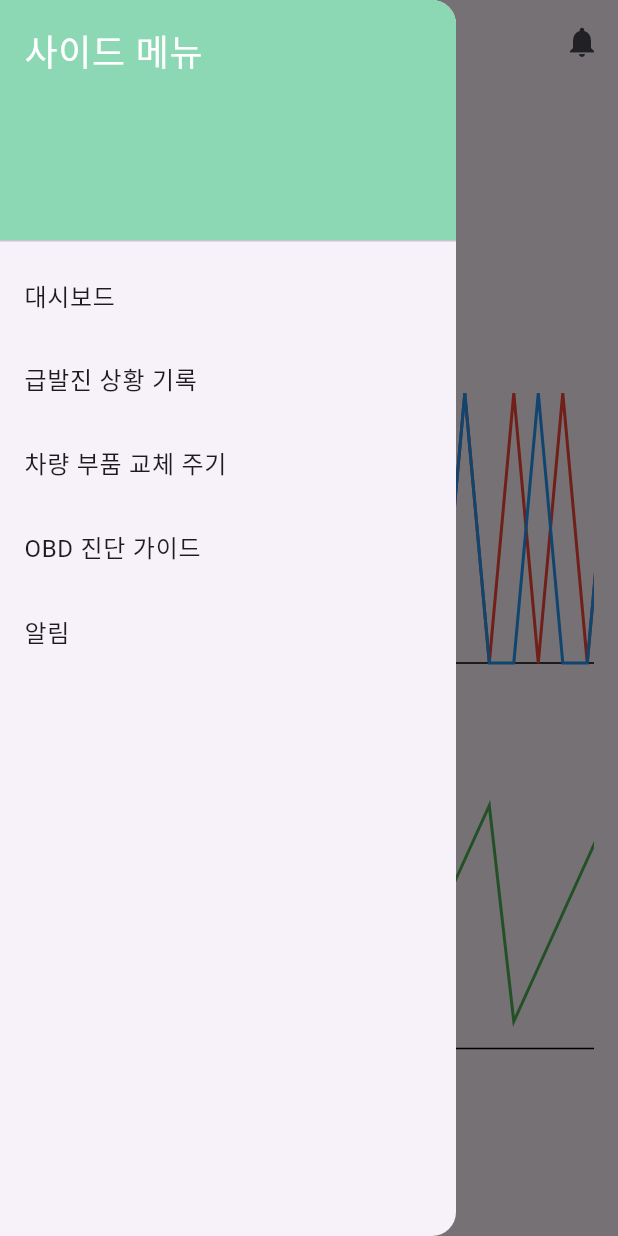
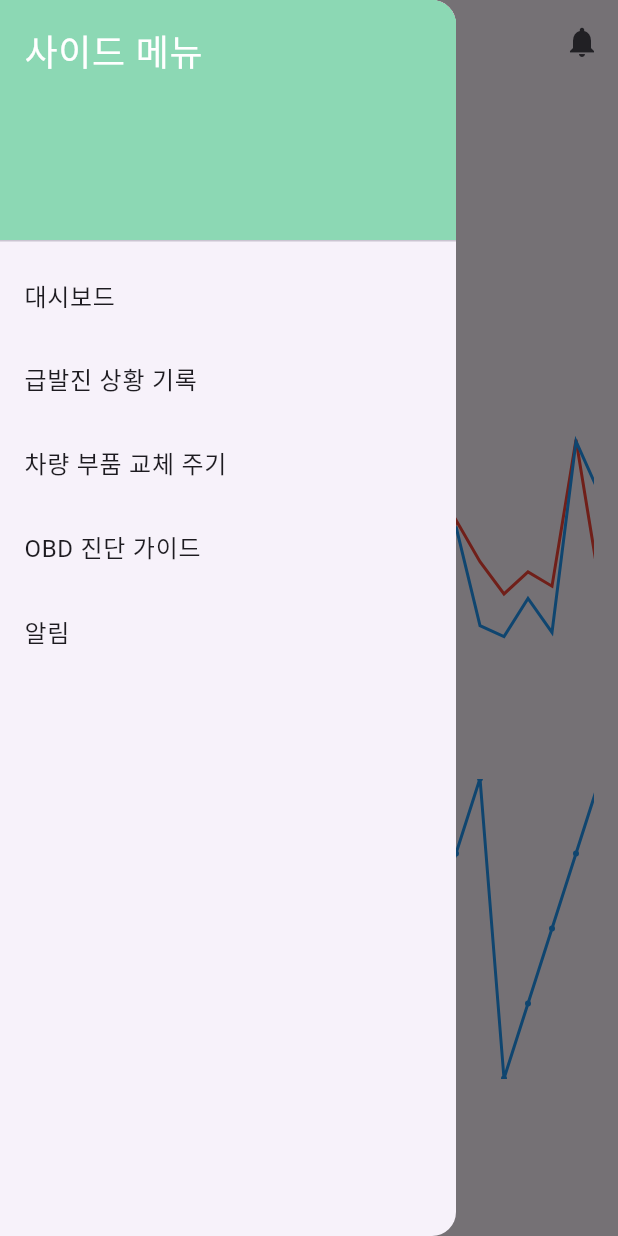
Before and after one commit to Sl0wmon/Frontend, a Flutter app: the RecordPage screen opened by its route, in the side drawer, after a tap on the "menu" icon, on a phone screen of 412 x 824 dp. Run offline on Flutter 3.47's test engine with Material 3 defaults, Android fonts, the phone set to English and light mode, and no system bars; network calls fail.

Commit message:
채히야 도와줘

```diff
--- a/lib/main.dart
+++ b/lib/main.dart
@@ -3,6 +3,7 @@
 import 'package:flutter/material.dart';
 import 'record_page.dart';
 import 'dashboard_page.dart';
+import 'login_page.dart';
 
 void main() {
   runApp(MyApp());
@@ -16,7 +17,7 @@
       theme: ThemeData(
         primarySwatch: Colors.teal,
       ),
-      home: DashboardPage(),
+      home: LoginPage(),
       routes: {
         '/record': (context) => RecordPage(),
         '/dashboard': (context) => DashboardPage(),
--- /dev/null
+++ b/lib/pedal_chart_painter.dart
@@ -0,0 +1,49 @@
+import 'package:flutter/material.dart';
+
+class PedalChartPainter extends CustomPainter {
+  final List<double> brakeData;
+  final List<double> accelData;
+
+  PedalChartPainter({required this.brakeData, required this.accelData});
+
+  @override
+  void paint(Canvas canvas, Size size) {
+    Paint brakePaint = Paint()
+      ..color = Colors.red
+      ..style = PaintingStyle.stroke
+      ..strokeWidth = 2;
+
+    Paint accelPaint = Paint()
+      ..color = Colors.blue
+      ..style = PaintingStyle.stroke
+      ..strokeWidth = 2;
+
+    double scaleX = size.width / brakeData.length;
+    double scaleY = size.height;
+
+    Path brakePath = Path();
+    Path accelPath = Path();
+
+    for (int i = 0; i < brakeData.length; i++) {
+      double x = i * scaleX;
+      double brakeY = size.height - brakeData[i] * scaleY;
+      double accelY = size.height - accelData[i] * scaleY;
+
+      if (i == 0) {
+        brakePath.moveTo(x, brakeY);
+        accelPath.moveTo(x, accelY);
+      } else {
+        brakePath.lineTo(x, brakeY);
+        accelPath.lineTo(x, accelY);
+      }
+    }
+
+    canvas.drawPath(brakePath, brakePaint);
+    canvas.drawPath(accelPath, accelPaint);
+  }
+
+  @override
+  bool shouldRepaint(covariant CustomPainter oldDelegate) {
+    return false;
+  }
+}
--- a/lib/record_page.dart
+++ b/lib/record_page.dart
@@ -1,5 +1,8 @@
+import 'dart:math';
 import 'package:flutter/material.dart';
 import 'dashboard_page.dart';
+import 'speed_chart_painter.dart';  // SpeedChartPainter import
+import 'pedal_chart_painter.dart';  // PedalChartPainter import
 
 class RecordPage extends StatelessWidget {
   @override
@@ -7,6 +10,11 @@ class RecordPage extends StatelessWidget {
     // 임의의 속도 데이터 (50개의 임의 속도 값)
     final List<double> speedData = List.generate(50, (index) => (index % 5) * 20.0 + 10.0);
     final double averageSpeed = speedData.reduce((a, b) => a + b) / speedData.length;
+
+    // 브레이크와 엑셀러레이터 페달의 임의 데이터 생성
+    final random = Random();
+    final List<double> brakeData = List.generate(50, (index) => random.nextDouble());  // 0과 1 사이의 랜덤 값
+    final List<double> accelData = List.generate(50, (index) => random.nextDouble());  // 0과 1 사이의 랜덤 값
 
     return Scaffold(
       appBar: AppBar(
@@ -49,8 +57,8 @@ class RecordPage extends StatelessWidget {
                 width: 800, // 그래프를 더 넓게 표시
                 child: CustomPaint(
                   painter: PedalChartPainter(
-                    brakeData: List.generate(50, (index) => index % 2 == 0 ? 1.0 : 0.0),
-                    accelData: List.generate(50, (index) => index % 3 == 0 ? 1.0 : 0.0),
+                    brakeData: brakeData,
+                    accelData: accelData,
                   ),
                 ),
               ),
@@ -125,6 +133,7 @@ class RecordPage extends StatelessWidget {
       ),
     );
   }
+
   Color colorFromHex(String hexColor) {
     hexColor = hexColor.replaceAll('#', '');
     if (hexColor.length == 6) {
@@ -133,143 +142,3 @@ class RecordPage extends StatelessWidget {
     return Color(int.parse('0x$hexColor'));
   }
 }
-
-class PedalChartPainter extends CustomPainter {
-  final List<double> brakeData;
-  final List<double> accelData;
-
-  PedalChartPainter({required this.brakeData, required this.accelData});
-
-  @override
-  void paint(Canvas canvas, Size size) {
-    final brakePaint = Paint()
-      ..color = Colors.red
-      ..strokeWidth = 2
-      ..style = PaintingStyle.stroke;
-
-    final accelPaint = Paint()
-      ..color = Colors.blue
-      ..strokeWidth = 2
-      ..style = PaintingStyle.stroke;
-
-    final axisPaint = Paint()
-      ..color = Colors.black
-      ..strokeWidth = 1;
-
-    final pathBrake = Path();
-    final pathAccel = Path();
-
-    final spacing = size.width / (brakeData.length - 1);
-
-    // x축과 y축 그리기
-    canvas.drawLine(Offset(0, size.height - 20), Offset(size.width, size.height - 20), axisPaint); // x축
-    canvas.drawLine(Offset(0, 0), Offset(0, size.height - 20), axisPaint); // y축
-
-    // 축 레이블 추가
-    final textPainterX = TextPainter(
-      text: TextSpan(
-        text: '시간',
-        style: TextStyle(color: Colors.black, fontSize: 12),
-      ),
-      textDirection: TextDirection.ltr,
-    );
-    textPainterX.layout();
-    textPainterX.paint(canvas, Offset(size.width - textPainterX.width - 5, size.height - 15));
-
-    final textPainterY = TextPainter(
-      text: TextSpan(
-        text: '페달 압력',
-        style: TextStyle(color: Colors.black, fontSize: 12),
-      ),
-      textDirection: TextDirection.ltr,
-    );
-    textPainterY.layout();
-    textPainterY.paint(canvas, Offset(5, 5));
-
-    for (int i = 0; i < brakeData.length; i++) {
-      final x = i * spacing;
-      final yBrake = size.height - 20 - (brakeData[i] * (size.height - 20)); // Y축 조정
-      final yAccel = size.height - 20 - (accelData[i] * (size.height - 20)); // Y축 조정
-
-      if (i == 0) {
-        pathBrake.moveTo(x, yBrake);
-        pathAccel.moveTo(x, yAccel);
-      } else {
-        pathBrake.lineTo(x, yBrake);
-        pathAccel.lineTo(x, yAccel);
-      }
-    }
-
-    canvas.drawPath(pathBrake, brakePaint);
-    canvas.drawPath(pathAccel, accelPaint);
-  }
-
-  @override
-  bool shouldRepaint(covariant CustomPainter oldDelegate) {
-    return true;
-  }
-}
-
-class SpeedChartPainter extends CustomPainter {
-  final List<double> speedData;
-
-  SpeedChartPainter({required this.speedData});
-
-  @override
-  void paint(Canvas canvas, Size size) {
-    final speedPaint = Paint()
-      ..color = Colors.green
-      ..strokeWidth = 2
-      ..style = PaintingStyle.stroke;
-
-    final axisPaint = Paint()
-      ..color = Colors.black
-      ..strokeWidth = 1;
-
-    final pathSpeed = Path();
-    final spacing = size.width / (speedData.length - 1);
-
-    // x축과 y축 그리기
-    canvas.drawLine(Offset(0, size.height - 20), Offset(size.width, size.height - 20), axisPaint); // x축
-    canvas.drawLine(Offset(0, 0), Offset(0, size.height - 20), axisPaint); // y축
-
-    // 축 레이블 추가
-    final textPainterX = TextPainter(
-      text: TextSpan(
-        text: '시간',
-        style: TextStyle(color: Colors.black, fontSize: 12),
-      ),
-      textDirection: TextDirection.ltr,
-    );
-    textPainterX.layout();
-    textPainterX.paint(canvas, Offset(size.width - textPainterX.width - 5, size.height - 15));
-
-    final textPainterY = TextPainter(
-      text: TextSpan(
-        text: '속도 (km/h)',
-        style: TextStyle(color: Colors.black, fontSize: 12),
-      ),
-      textDirection: TextDirection.ltr,
-    );
-    textPainterY.layout();
-    textPainterY.paint(canvas, Offset(5, 5));
-
-    for (int i = 0; i < speedData.length; i++) {
-      final x = i * spacing;
-      final ySpeed = size.height - 20 - (speedData[i] * (size.height - 20) / 100); // 속도 그래프 비율 조정
-
-      if (i == 0) {
-        pathSpeed.moveTo(x, ySpeed);
-      } else {
-        pathSpeed.lineTo(x, ySpeed);
-      }
-    }
-
-    canvas.drawPath(pathSpeed, speedPaint);
-  }
-
-  @override
-  bool shouldRepaint(covariant CustomPainter oldDelegate) {
-    return true;
-  }
-}
--- /dev/null
+++ b/lib/speed_chart_painter.dart
@@ -0,0 +1,45 @@
+import 'package:flutter/material.dart';
+
+class SpeedChartPainter extends CustomPainter {
+  final List<double> speedData;
+
+  SpeedChartPainter({required this.speedData});
+
+  @override
+  void paint(Canvas canvas, Size size) {
+    Paint linePaint = Paint()
+      ..color = Colors.blue
+      ..style = PaintingStyle.stroke
+      ..strokeWidth = 2;
+
+    Paint pointPaint = Paint()
+      ..color = Colors.blue
+      ..style = PaintingStyle.fill;
+
+    double maxSpeed = speedData.reduce((a, b) => a > b ? a : b);
+    double minSpeed = speedData.reduce((a, b) => a < b ? a : b);
+    double scaleX = size.width / speedData.length;
+    double scaleY = size.height / (maxSpeed - minSpeed);
+
+    Path path = Path();
+    for (int i = 0; i < speedData.length; i++) {
+      double x = i * scaleX;
+      double y = size.height - (speedData[i] - minSpeed) * scaleY;
+
+      if (i == 0) {
+        path.moveTo(x, y);
+      } else {
+        path.lineTo(x, y);
+      }
+
+      canvas.drawCircle(Offset(x, y), 2, pointPaint); // 점 그리기
+    }
+
+    canvas.drawPath(path, linePaint);
+  }
+
+  @override
+  bool shouldRepaint(covariant CustomPainter oldDelegate) {
+    return false;
+  }
+}
```
Also changed, not shown: lib/dashboard_page.dart (+116 -53 lines), lib/login_page.dart (+7 -2 lines), pubspec.yaml (+7 -1 lines), assets/fonts/gumi_industry.ttf (added), 4 other files.
